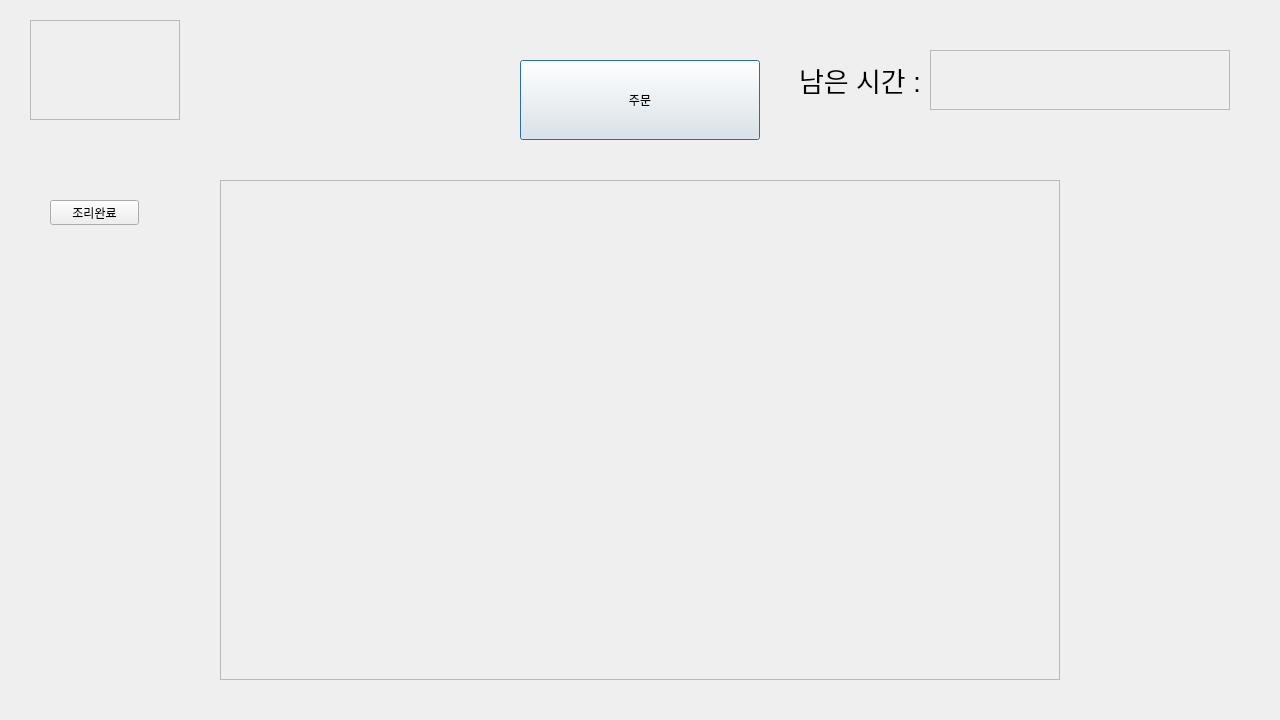
Old version of the form src/gui/table_state.ui in the repository iot-team5-project/iot-waitingsystem.
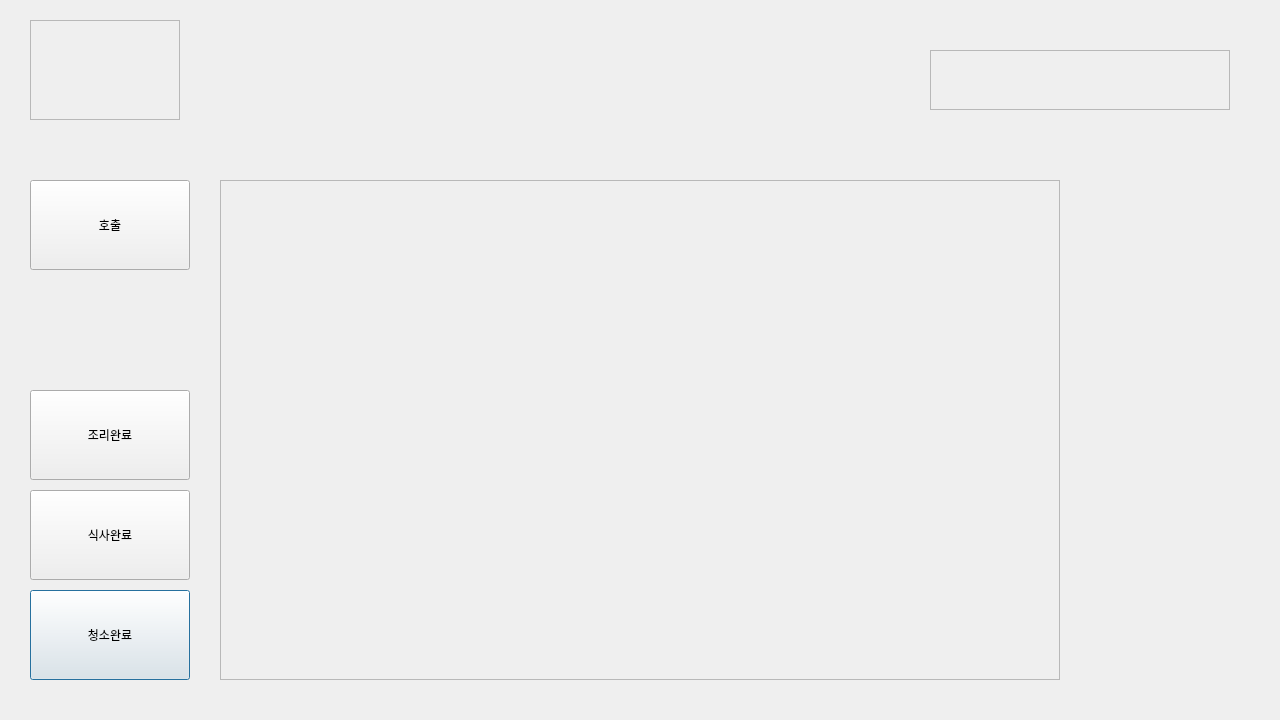
New version of the form.

The edit to the form file:
```diff
--- a/src/gui/table_state.ui
+++ b/src/gui/table_state.ui
@@ -85,35 +85,17 @@
     <set>Qt::AlignCenter</set>
    </property>
   </widget>
-  <widget class="QLabel" name="label">
+  <widget class="QPushButton" name="btnClean">
    <property name="geometry">
     <rect>
-     <x>799</x>
-     <y>60</y>
-     <width>121</width>
-     <height>40</height>
+     <x>30</x>
+     <y>590</y>
+     <width>160</width>
+     <height>90</height>
     </rect>
    </property>
-   <property name="font">
-    <font>
-     <pointsize>20</pointsize>
-    </font>
-   </property>
    <property name="text">
-    <string>남은 시간 : </string>
-   </property>
-  </widget>
-  <widget class="QPushButton" name="pushButton">
-   <property name="geometry">
-    <rect>
-     <x>520</x>
-     <y>60</y>
-     <width>240</width>
-     <height>80</height>
-    </rect>
-   </property>
-   <property name="text">
-    <string>주문</string>
+    <string>청소완료</string>
    </property>
   </widget>
   <widget class="QLabel" name="tableStateLabel">
@@ -142,16 +124,42 @@
   <widget class="QPushButton" name="btnCook">
    <property name="geometry">
     <rect>
-     <x>50</x>
-     <y>200</y>
-     <width>89</width>
-     <height>25</height>
+     <x>30</x>
+     <y>390</y>
+     <width>160</width>
+     <height>90</height>
     </rect>
    </property>
    <property name="text">
     <string>조리완료</string>
    </property>
   </widget>
+  <widget class="QPushButton" name="btnFinish">
+   <property name="geometry">
+    <rect>
+     <x>30</x>
+     <y>490</y>
+     <width>160</width>
+     <height>90</height>
+    </rect>
+   </property>
+   <property name="text">
+    <string>식사완료</string>
+   </property>
+  </widget>
+  <widget class="QPushButton" name="btnCall">
+   <property name="geometry">
+    <rect>
+     <x>30</x>
+     <y>180</y>
+     <width>160</width>
+     <height>90</height>
+    </rect>
+   </property>
+   <property name="text">
+    <string>호출</string>
+   </property>
+  </widget>
  </widget>
  <resources/>
  <connections/>
```
Left out of the diff: 4 changed lines with no effect on the pictures.
